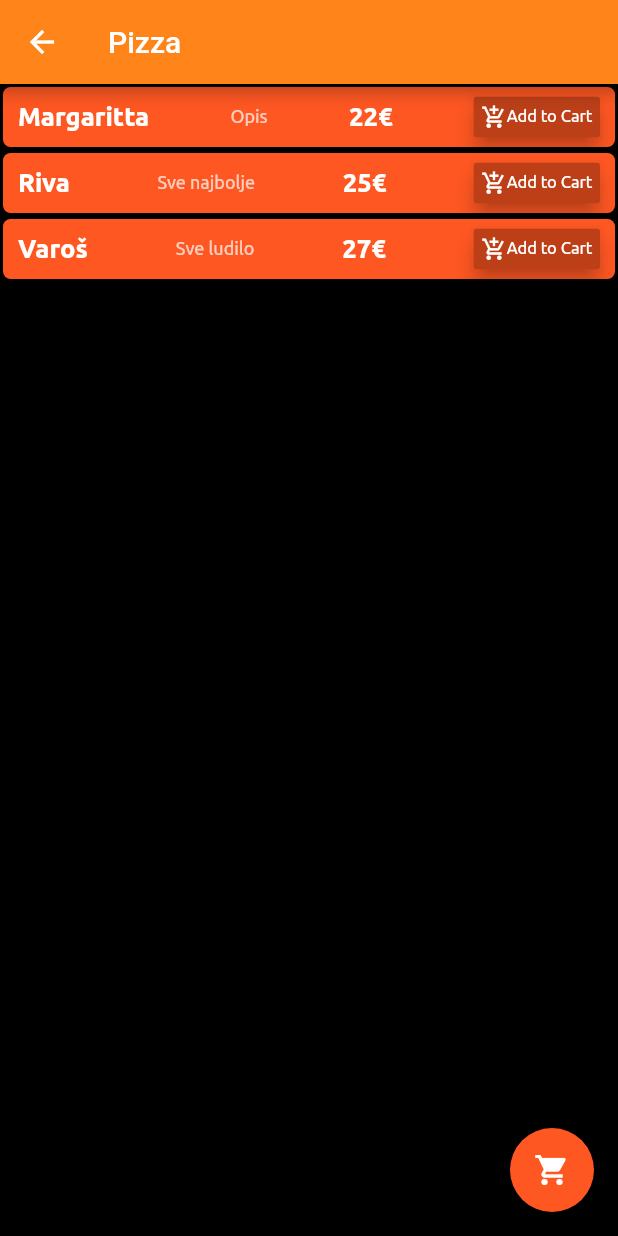
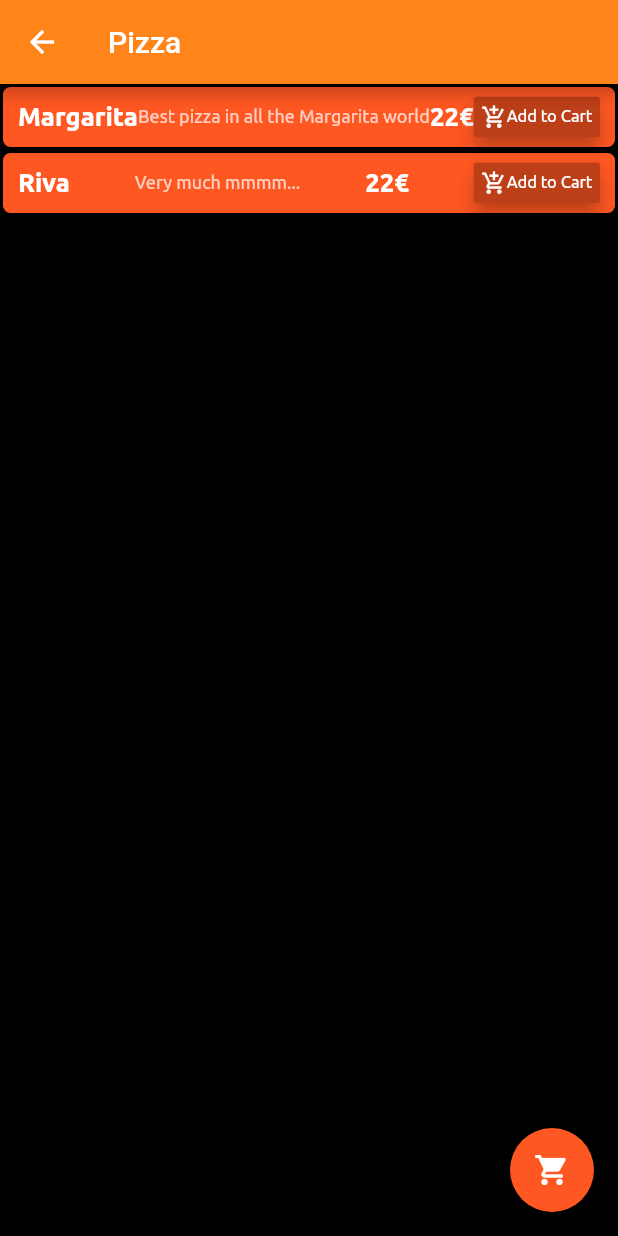
Before and after one commit to mariodujic/flutter_fastfood, a Flutter app: the screen it shows after launch, after a tap on "Pizza", on a phone screen of 412 x 824 dp. Run offline on Flutter 3.47's test engine with Material 2 defaults, Android fonts, the phone set to English and light mode, and no system bars.

```diff
--- /dev/null
+++ b/assets/data/food_data.json
@@ -0,0 +1,38 @@
+{
+  "menu": [
+    {
+      "type": "Pizza",
+      "image": "pizza.jpg",
+      "submenu": [
+        {
+          "name": "Margarita",
+          "description": "Best pizza in all the Margarita world",
+          "price": 22
+        },
+        {
+          "name": "Riva",
+          "description": "Very much mmmm...",
+          "price": 22
+        }
+      ]
+
+
+    },
+    {
+      "type": "Burgers",
+      "image": "cheesburger.jpg"
+    },
+    {
+      "type": "Vegetarian",
+      "image": "vegetarian.jpg"
+    },
+    {
+      "type": "Drinks",
+      "image": "drinks.jpg"
+    },
+    {
+      "type": "Sweets",
+      "image": "sweets.jpg"
+    }
+  ]
+}
--- a/lib/main.dart
+++ b/lib/main.dart
@@ -2,6 +2,9 @@ import 'package:flutter/material.dart';
 import 'package:flutter_app/menu/card.dart' as card;
 import 'package:flutter_app/submenu/food_menu.dart' as foodMenu;
 import 'package:flutter_app/cart/floating_button/cart_button.dart';
+import 'package:flutter_app/service/database/data.dart';
+import 'dart:async';
+import 'dart:convert';
 
 void main() {
   runApp(new MaterialApp(
@@ -15,38 +18,38 @@ class MyApp extends StatefulWidget {
 }
 
 class _MyAppState extends State<MyApp> {
+  List data;
 
+  Future<Set> printData() async {
+    var dat = await dbData();
 
+    setState(() {
+      var dec = jsonDecode(dat);
+      data = dec["menu"];
+    });
+  }
 
+  @override
+  void initState() {
+    this.printData();
+  }
 
   @override
   Widget build(BuildContext context) {
     return new Scaffold(
+        backgroundColor: Colors.black,
         appBar: new AppBar(
           title: new Center(
               child: new Text("FAST FOOD", textAlign: TextAlign.center)),
           backgroundColor: const Color(0xFFFF851B),
         ),
-      body: new Container(
-          decoration: new BoxDecoration(color: const Color(0xFF111111)),
-          child: SingleChildScrollView(
-            child: new Column(
-              crossAxisAlignment: CrossAxisAlignment.stretch,
-              children: <Widget>[
-                card.Card("assets/images/pizza.jpg", "Pizza",
-                    foodMenu.FoodMenu("Pizza")),
-                card.Card("assets/images/cheesburger.jpg", "Burgers",
-                    foodMenu.FoodMenu("Burgers")),
-                card.Card("assets/images/vegetarian.jpg", "Vegetarian",
-                    foodMenu.FoodMenu("Vegetarian")),
-                card.Card("assets/images/drinks.jpg", "Drinks",
-                    foodMenu.FoodMenu("Drinks")),
-                card.Card("assets/images/sweets.jpg", "Sweets",
-                    foodMenu.FoodMenu("Sweets"))
-              ],
+        body: ListView.builder(
+          itemBuilder: (BuildContext context, int index) => card.Card(
+              "assets/images/" + data[index]["image"],
+              data[index]["type"],
+              foodMenu.ListItem(data[index]["type"])),
+          itemCount: data.length,
         ),
-          )),
-      floatingActionButton: new CartButton()
-    );
+        floatingActionButton: new CartButton());
   }
 }
--- a/lib/menu/card.dart
+++ b/lib/menu/card.dart
@@ -12,10 +12,8 @@ class Card extends StatefulWidget {
 }
 
 class _CardState extends State<Card> {
-
   final double boxHeight = 120.0;
   final double boxRadius = 11.0;
-
 
   @override
   Widget build(BuildContext context) {
@@ -32,7 +30,7 @@ class _CardState extends State<Card> {
                 fontSize: 40.0,
                 fontWeight: FontWeight.bold,
                 color: Colors.white,
-            fontFamily: "ubuntuBold"),
+                fontFamily: "ubuntuBold"),
           ),
         ),
         height: boxHeight,
--- /dev/null
+++ b/lib/service/database/data.dart
@@ -0,0 +1,12 @@
+import 'dart:async';
+import 'package:flutter/services.dart' show rootBundle;
+
+
+Future dbData() async {
+  String s = await loadMenu();
+  return s;
+}
+
+Future<String> loadMenu() async {
+  return rootBundle.loadString("assets/data/food_data.json");
+}
--- a/lib/submenu/food_menu.dart
+++ b/lib/submenu/food_menu.dart
@@ -1,42 +1,41 @@
 import 'package:flutter/material.dart';
 import 'food_menu_item.dart' as item;
 import '../cart/floating_button/cart_button.dart';
-
-class FoodMenu extends StatelessWidget {
-  final String title;
-
-  FoodMenu(this.title);
-
-  @override
-  Widget build(BuildContext context) {
-    Set foodSetAuto = new Set();
-    if (this.title.toLowerCase() == "pizza") {
-      foodSetAuto.add(new Food("Margaritta", "Opis", 22));
-      foodSetAuto.add(new Food("Riva", "Sve najbolje", 25));
-      foodSetAuto.add(new Food("Varoš", "Sve ludilo", 27));
-    } else if (this.title.toLowerCase() == "burgers") {
-      foodSetAuto.add(new Food("Cheesburger", "A lot of cheese", 22));
-      foodSetAuto.add(new Food("Tunaburger", "A lot of fish, a lot", 25));
-      foodSetAuto.add(new Food("Hamburger", "Just bunch of ham ham ham", 27));
-    }
-
-    return new ListItem(this.title, foodSetAuto);
-  }
-}
+import 'dart:async';
+import '../service/database/data.dart';
+import 'dart:convert';
 
 class ListItem extends StatefulWidget {
   String title;
-  Set foodSet;
 
-  ListItem(this.title, this.foodSet);
+  ListItem(this.title);
 
   @override
   _ListItemState createState() => _ListItemState();
 }
 
 class _ListItemState extends State<ListItem> {
+  List data;
+  List submenuList;
+
+  Future<Set> printData() async {
+    var dat = await dbData();
+
+    setState(() {
+      var dec = jsonDecode(dat);
+      data = dec["menu"];
+    });
+  }
+
+  @override
+  void initState() {
+    this.printData();
+  }
+
   @override
   Widget build(BuildContext context) {
+    submenuList = data[0]["submenu"];
+    print(submenuList.length);
     return Scaffold(
       appBar: AppBar(
         title: Text(widget.title),
@@ -44,11 +43,11 @@ class _ListItemState extends State<ListItem> {
       ),
       body: ListView.builder(
         itemBuilder: (BuildContext context, int index) => item.FoodMenuItem(
-              widget.foodSet.elementAt(index).getName(),
-              widget.foodSet.elementAt(index).getDescription(),
-              widget.foodSet.elementAt(index).getPrice(),
+              submenuList[index]["name"],
+              submenuList[index]["description"],
+              submenuList[index]["price"],
             ),
-        itemCount: widget.foodSet.length,
+        itemCount: submenuList.length,
       ),
       floatingActionButton: new CartButton(),
       backgroundColor: Colors.black,
--- a/pubspec.yaml
+++ b/pubspec.yaml
@@ -27,6 +27,7 @@ flutter:
     - assets/images/drinks.jpg
     - assets/images/vegetarian.jpg
     - assets/images/sweets.jpg
+    - assets/data/food_data.json
   fonts:
     - family: ubuntuBold
       fonts:
```
Also changed, not shown: pubspec.lock (added), 6 other files. Lines whose indentation alone changed are shown as unchanged.
